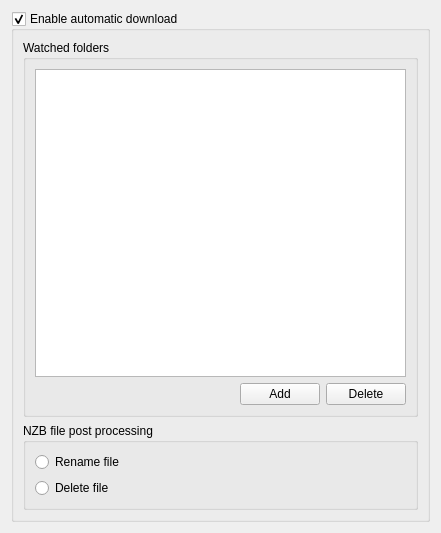
This is app/gui/nzbcore.ui in ensisoft/newsflash-plus as Qt 5 draws it before an edit. The edited form follows.
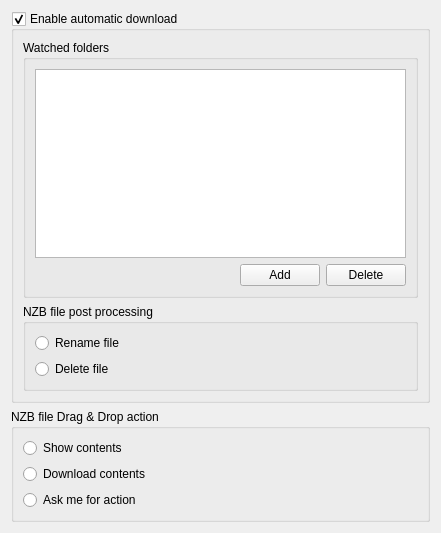
This is the edited form.

Commit message: Implementation for issue #9 (ask/choose action for nzb file drag&drop)

```diff
--- a/app/gui/nzbcore.ui
+++ b/app/gui/nzbcore.ui
@@ -95,6 +95,36 @@
      </layout>
     </widget>
    </item>
+   <item row="1" column="0">
+    <widget class="QGroupBox" name="groupBox">
+     <property name="title">
+      <string>NZB file Drag &amp;&amp; Drop action</string>
+     </property>
+     <layout class="QVBoxLayout" name="verticalLayout">
+      <item>
+       <widget class="QRadioButton" name="rdShowContents">
+        <property name="text">
+         <string>Show contents</string>
+        </property>
+       </widget>
+      </item>
+      <item>
+       <widget class="QRadioButton" name="rdDownloadContents">
+        <property name="text">
+         <string>Download contents</string>
+        </property>
+       </widget>
+      </item>
+      <item>
+       <widget class="QRadioButton" name="rdAskForAction">
+        <property name="text">
+         <string>Ask me for action</string>
+        </property>
+       </widget>
+      </item>
+     </layout>
+    </widget>
+   </item>
   </layout>
  </widget>
  <tabstops>
```
The commit also changes 6 other files.
